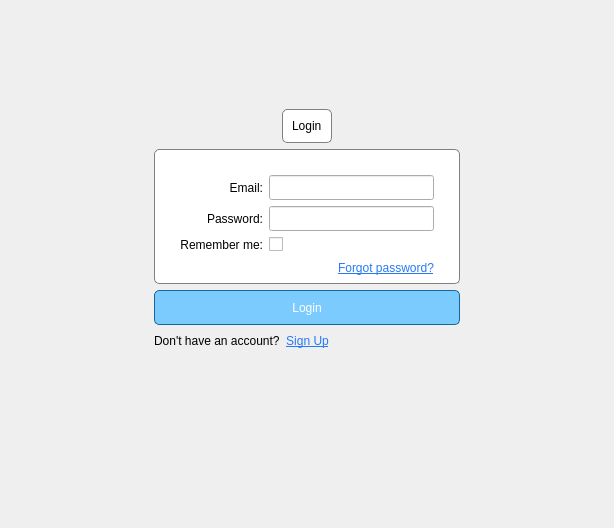
jondef/MiningForHumanity, file DonationMining/src/LoginWidget.ui: the form before one commit.
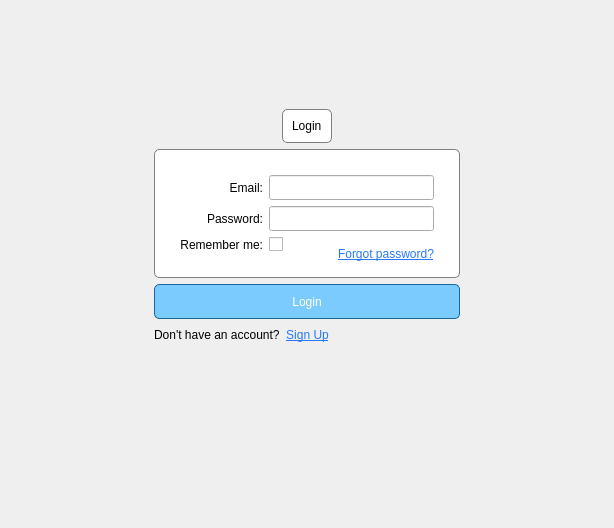
The form after the commit. Icons and pictures are not drawn.

Commit message: Added login screen

```diff
--- a/DonationMining/src/LoginWidget.ui
+++ b/DonationMining/src/LoginWidget.ui
@@ -191,6 +191,10 @@
 border: 1px solid grey;
 border-radius: 5px;
 background-color: white;
+}
+
+*{
+color: black;
 }</string>
             </property>
             <property name="frameShape">
@@ -212,7 +216,7 @@
              <property name="bottomMargin">
               <number>5</number>
              </property>
-             <item row="2" column="0">
+             <item row="3" column="0">
               <widget class="QLabel" name="label_11">
                <property name="text">
                 <string>Remember me:</string>
@@ -242,13 +246,6 @@
                </property>
               </widget>
              </item>
-             <item row="2" column="1">
-              <widget class="QCheckBox" name="checkBox_rememberMe">
-               <property name="text">
-                <string/>
-               </property>
-              </widget>
-             </item>
              <item row="0" column="1">
               <widget class="QLineEdit" name="lineEdit_loginEmail">
                <property name="minimumSize">
@@ -281,25 +278,28 @@
                </property>
               </widget>
              </item>
-             <item row="4" column="1">
-              <layout class="QHBoxLayout" name="horizontalLayout_5">
+             <item row="3" column="1" rowspan="2">
+              <layout class="QHBoxLayout" name="horizontalLayout_6">
                <property name="bottomMargin">
                 <number>0</number>
                </property>
                <item>
-                <spacer name="horizontalSpacer_9">
-                 <property name="orientation">
-                  <enum>Qt::Horizontal</enum>
-                 </property>
-                 <property name="sizeHint" stdset="0">
-                  <size>
-                   <width>40</width>
-                   <height>20</height>
-                  </size>
-                 </property>
-                </spacer>
-               </item>
-               <item>
+                <layout class="QGridLayout" name="gridLayout_6">
+                 <item row="0" column="0">
+                  <widget class="QCheckBox" name="checkBox_rememberMe">
+                   <property name="text">
+                    <string/>
+                   </property>
+                  </widget>
+                 </item>
+                 <item row="1" column="0">
+                  <widget class="QLabel" name="label_12">
+                   <property name="text">
+                    <string/>
+                   </property>
+                  </widget>
+                 </item>
+                 <item row="0" column="1" rowspan="2">
                 <widget class="QPushButton" name="pushButton_forgotPassword">
                  <property name="styleSheet">
                   <string notr="true">background: transparent;
@@ -316,6 +316,8 @@
               </layout>
              </item>
             </layout>
+             </item>
+            </layout>
            </widget>
           </item>
           <item>
@@ -330,7 +332,8 @@
              <string notr="true">border: 1px solid rgb(24, 103, 155);
 border-radius: 5px;
 background-color: rgb(124, 203, 255);
-color: white;</string>
+color: white;
+outline : none;</string>
             </property>
             <property name="text">
              <string>Login</string>
@@ -487,6 +490,10 @@
 border: 1px solid grey;
 border-radius: 5px;
 background-color: white;
+}
+
+* {
+color: black;
 }</string>
             </property>
             <property name="frameShape">
@@ -603,7 +610,8 @@
              <string notr="true">border: 1px solid rgb(24, 103, 155);
 border-radius: 5px;
 background-color: rgb(124, 203, 255);
-color: white;</string>
+color: white;
+outline : none;</string>
             </property>
             <property name="text">
              <string>Register</string>
```
Lines whose indentation alone changed are shown as unchanged. The commit also changes 4 other files.
